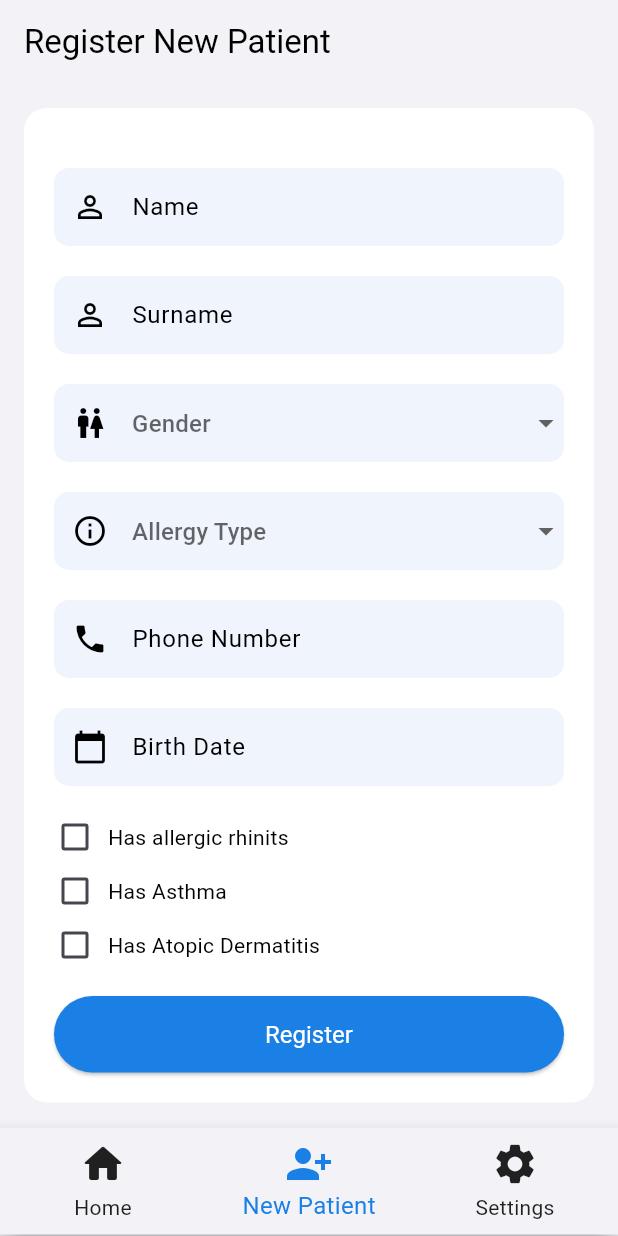
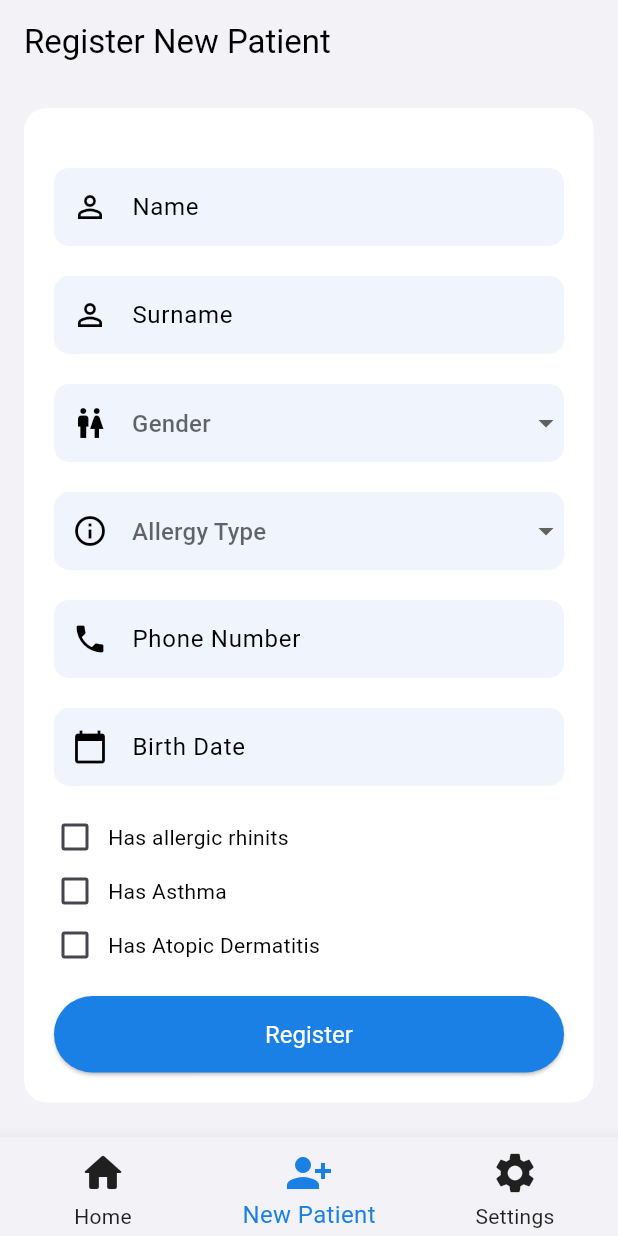
Before and after one commit to KeremTamirci/ImmunotherapyApp, a Flutter app: the screen it shows once a user with an empty profile is signed in, item 2 of the bottom bar chosen, on a phone screen of 412 x 824 dp. Run offline on Flutter 3.47's test engine with Material 3 defaults, Android fonts, the phone set to English and light mode, and no system bars; our stand-ins replace accordion, cloud_firestore, firebase_auth, firebase_core, firebase_messaging, fl_chart and 7 more; missing offline and left inert: dart:ffi; accounts and stored records are empty; generated files the repository leaves out were written again.

Commit message:
Icon changes, doctor navigationbar fix (hopefully)

```diff
--- a/immunotheraphy_app/lib/doctor/screens/doctor_home_screen.dart
+++ b/immunotheraphy_app/lib/doctor/screens/doctor_home_screen.dart
@@ -1,3 +1,5 @@
+import 'dart:io';
+
 import 'package:firebase_auth/firebase_auth.dart';
 import 'package:immunotheraphy_app/doctor/screens/doctor_profile_page.dart';
 import 'package:flutter/material.dart';
@@ -66,7 +68,9 @@ class _DoctorHomeScreenState extends State<DoctorHomeScreen> {
             // sets the background color of the `BottomNavigationBar`
             ), // sets the inactive color of the `BottomNavigationBar`
         child: SizedBox(
-          height: 72,
+          height: Platform.isIOS
+              ? MediaQuery.of(context).size.height * 0.1
+              : MediaQuery.of(context).size.height * 0.08,
           child: Wrap(
             children: [
               BottomNavigationBar(
--- a/immunotheraphy_app/lib/patient/screens/dosage_and_symptom_page.dart
+++ b/immunotheraphy_app/lib/patient/screens/dosage_and_symptom_page.dart
@@ -148,7 +148,7 @@ class _DosageAndSymptomPageState extends State<DosageAndSymptomPage> {
                             onTap: () {
                               print("Box 1 alternative version tapped");
                             },
-                            icon: Icons.task_alt,
+                            icon: Icons.task_alt_rounded,
                             linearGradient: LinearGradient(
                               colors: [
                                 // hexStringToColor("3DED97"),
@@ -189,7 +189,7 @@ class _DosageAndSymptomPageState extends State<DosageAndSymptomPage> {
                                   _showExerciseWarning();
                                 }
                               },
-                              icon: Icons.list,
+                              icon: Icons.list_rounded,
                               linearGradient: (_incorrectTime == false)
                                   ? LinearGradient(
                                       colors: [
@@ -241,7 +241,7 @@ class _DosageAndSymptomPageState extends State<DosageAndSymptomPage> {
                                 ),
                               );
                             },
-                            icon: Icons.sick,
+                            icon: Icons.sick_rounded,
                             linearGradient: LinearGradient(
                               colors: [
                                 hexStringToColor("3FA5FF"),
--- a/immunotheraphy_app/lib/patient/screens/patient_home_screen.dart
+++ b/immunotheraphy_app/lib/patient/screens/patient_home_screen.dart
@@ -9,7 +9,6 @@ import 'package:flutter/material.dart';
 import 'package:immunotheraphy_app/patient/screens/profile_page.dart';
 import 'package:immunotheraphy_app/utils/color_utils.dart';
 import 'package:flutter_gen/gen_l10n/app_localizations.dart';
-
 
 class PatientHomeScreen extends StatefulWidget {
   const PatientHomeScreen({super.key});
@@ -85,11 +84,11 @@ class _PatientHomeScreenState extends State<PatientHomeScreen> {
                 backgroundColor: Theme.of(context).colorScheme.background,
                 items: <BottomNavigationBarItem>[
                   BottomNavigationBarItem(
-                    icon: const Icon(Icons.home),
+                    icon: const Icon(Icons.home_rounded),
                     label: AppLocalizations.of(context)!.home,
                   ),
                   BottomNavigationBarItem(
-                    icon: const Icon(Icons.auto_graph),
+                    icon: const Icon(Icons.query_stats_rounded),
                     label: AppLocalizations.of(context)!.dosage,
                   ),
                   BottomNavigationBarItem(
```
